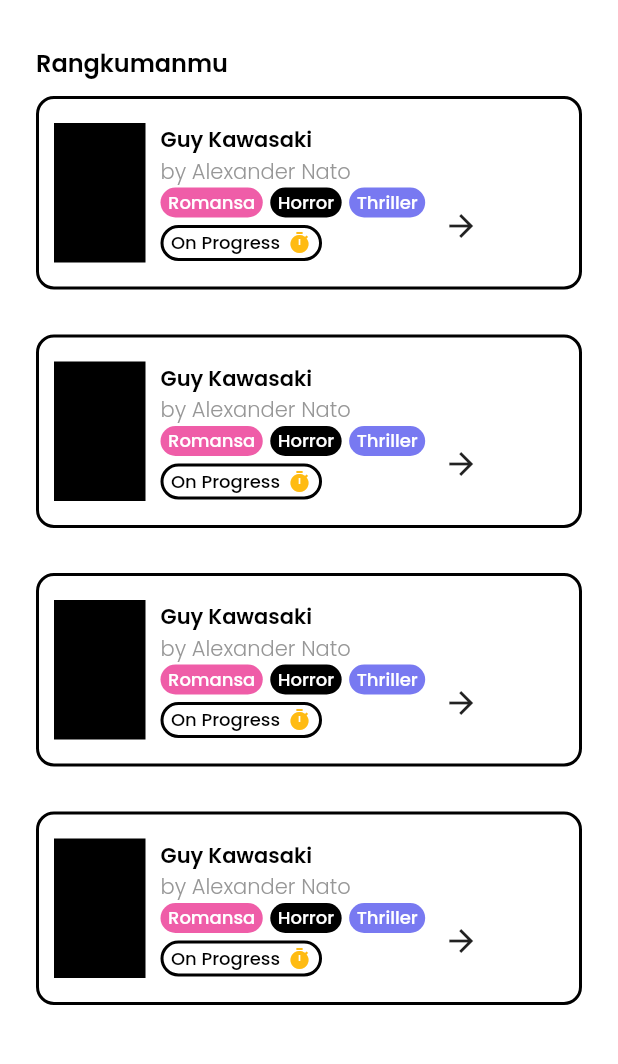
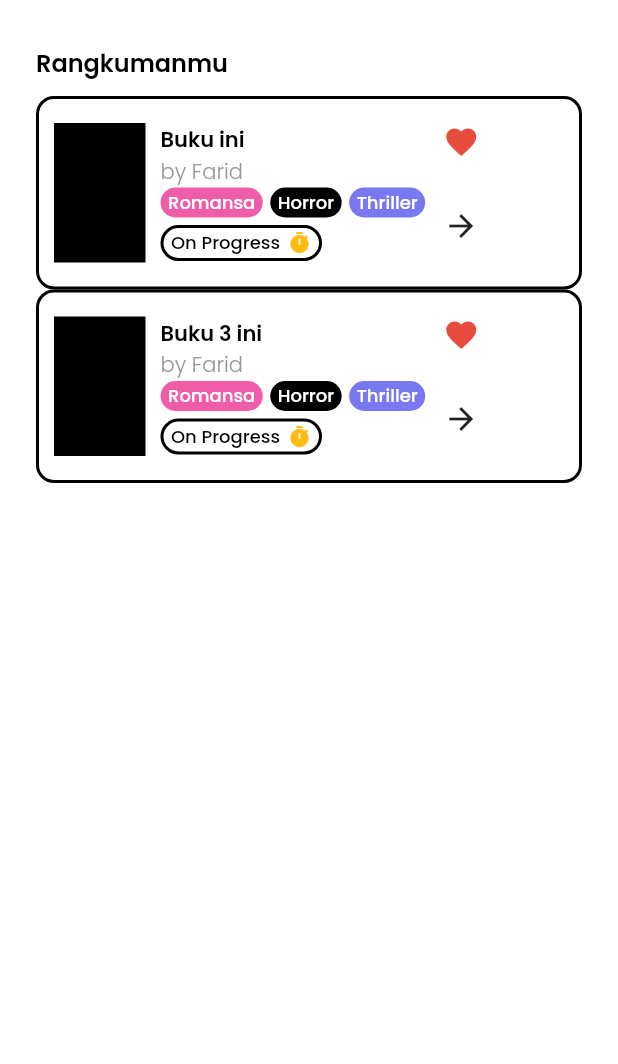
Before and after one commit to flitzcore/SukaBaca, a Flutter app: the MainPage screen opened directly, on a phone screen of 412 x 824 dp, the part 99-1163 px from its top. Run offline on Flutter 3.47's test engine with Material 2 defaults, Android fonts, the phone set to English and light mode, and no system bars; our stand-ins replace google_fonts, sqflite; accounts and stored records are empty.

Commit message:
Homepage dihubungkan ke database, favorit blm, saya comment dulu

```diff
--- a/lib/Pages/favorite_page.dart
+++ b/lib/Pages/favorite_page.dart
@@ -40,6 +40,7 @@ class _FavoritePageState extends State<FavoritePage> {
             SizedBox(
               height: 10,
             ),
+            /*
             RangkumanCard(
               isFavorite: true,
             ),
@@ -63,7 +64,7 @@ class _FavoritePageState extends State<FavoritePage> {
             ),
             SizedBox(
               height: 30,
-            ),
+            ),*/
           ],
         ),
       ),
--- a/lib/Pages/main_page.dart
+++ b/lib/Pages/main_page.dart
@@ -3,6 +3,8 @@ import 'package:suka_baca/Pages/search_page.dart';
 import 'package:suka_baca/Widget/genre_widget.dart';
 import 'package:suka_baca/Widget/progress_widget.dart';
 import 'package:suka_baca/Widget/rangkuman_card.dart';
+import 'package:suka_baca/database/rangkuman.dart';
+import 'package:suka_baca/database/rangkuman_database.dart';
 import '../Utility/theme.dart';
 
 class MainPage extends StatefulWidget {
@@ -13,14 +15,43 @@ class MainPage extends StatefulWidget {
 }
 
 class _MainPageState extends State<MainPage> {
+  late List<Rangkuman> rangkuman;
+  bool isLoading =false;
+  bool add=false;
+
+  Future addData()async{
+    for(int i=0;i<rangkuman.length;i++){
+      await RangkumanDatabase.instance.delete(i);
+    }
+    final r1= Rangkuman(onProgress: true, nama_pengarang: "Farid", favorit: true, deskripsi: "dksd", judul: "Buku ini");
+    final r2= Rangkuman(onProgress: true, nama_pengarang: "Farid", favorit: true, deskripsi: "dksd", judul: "Buku 3 ini");
+    await RangkumanDatabase.instance.create(r1);
+    await RangkumanDatabase.instance.create(r2);
+    add=true;
+    refreshList();
+
+  }
+  void initState(){
+    super.initState();
+    refreshList();
+  }
+  Future refreshList()async{
+    setState(()=>isLoading = true);
+    this.rangkuman=await RangkumanDatabase.instance.readAll();
+    setState(()=>isLoading = false);
+  }
   @override
+
   Widget build(BuildContext context) {
+    if(add==false)addData();
+
     return Scaffold(
       backgroundColor: whiteColor,
       body: Padding(
         padding: const EdgeInsets.symmetric(horizontal: 24),
-        child: ListView(
-          physics: BouncingScrollPhysics(),
+        child: Column(
+          mainAxisAlignment: MainAxisAlignment.start,
+          crossAxisAlignment: CrossAxisAlignment.start,
           children: [
             SizedBox(
               height: 30,
@@ -35,40 +66,7 @@ class _MainPageState extends State<MainPage> {
               height: 30,
             ),
             // TextField(
-            //   onTap: (() => Navigator.push(
-            //         context,
-            //         MaterialPageRoute(
-            //           builder: (context) => SearchPage(),
-            //         ),
-            //       )),
-            //   style: TextStyle(
-            //     color: greyColor,
-            //   ),
-            //   decoration: InputDecoration(
-            //     fillColor: greyColor,
-            //     focusColor: greyColor,
-            //     suffixIcon: Icon(Icons.search),
-            //     suffixIconColor: greyColor,
-            //     hintText: "Search",
-            //     enabledBorder: OutlineInputBorder(
-            //       borderRadius: BorderRadius.circular(12),
-            //       borderSide: BorderSide(
-            //         width: 2,
-            //         color: blackColor,
-            //       ),
-            //     ),
-            //     focusedBorder: OutlineInputBorder(
-            //       borderRadius: BorderRadius.circular(12),
-            //       borderSide: BorderSide(
-            //         width: 2,
-            //         color: blackColor,
-            //       ),
-            //     ),
-            //   ),
-            // ),
-            // SizedBox(
-            //   height: 30,
-            // ),
+
             Text(
               "Rangkumanmu",
               style: semiBlackBoldTextStyle.copyWith(
@@ -78,22 +76,16 @@ class _MainPageState extends State<MainPage> {
             SizedBox(
               height: 10,
             ),
-            RangkumanCard(),
-            SizedBox(
-              height: 30,
-            ),
-            RangkumanCard(),
-            SizedBox(
-              height: 30,
-            ),
-            RangkumanCard(),
-            SizedBox(
-              height: 30,
-            ),
-            RangkumanCard(),
-            SizedBox(
-              height: 30,
-            ),
+            Expanded(child:
+            ListView.builder(itemCount: rangkuman.length,itemBuilder: (context, index) {
+
+              return RangkumanCard(
+                  isFavorite: rangkuman[index].favorit,
+                  nama_pengarang: rangkuman[index].nama_pengarang,
+                  judul: rangkuman[index].judul,
+                  onProgress: rangkuman[index].onProgress);
+            })
+            )
           ],
         ),
       ),
--- a/lib/Widget/rangkuman_card.dart
+++ b/lib/Widget/rangkuman_card.dart
@@ -4,9 +4,12 @@ import 'package:suka_baca/Widget/genre_widget.dart';
 import 'package:suka_baca/Widget/progress_widget.dart';
 
 class RangkumanCard extends StatefulWidget {
+  final String judul;
+  final String nama_pengarang;
+  final bool onProgress;
   final bool isFavorite;
 
-  RangkumanCard({Key? key, this.isFavorite = false}) : super(key: key);
+  RangkumanCard({Key? key,required this.isFavorite, required this.nama_pengarang, required this.judul,required this.onProgress}) : super(key: key);
 
   @override
   State<RangkumanCard> createState() => _RangkumanCardState();
@@ -42,11 +45,11 @@ class _RangkumanCardState extends State<RangkumanCard> {
               crossAxisAlignment: CrossAxisAlignment.start,
               children: [
                 Text(
-                  "Guy Kawasaki",
+                  widget.judul,
                   style: semiBlackBoldTextStyle,
                 ),
                 Text(
-                  "by Alexander Nato",
+                  "by ${widget.nama_pengarang}",
                   style: lightTextStyle,
                 ),
                 Row(
--- a/lib/database/rangkuman.dart
+++ b/lib/database/rangkuman.dart
@@ -7,15 +7,21 @@ class RangkumanFields{
   static final String favorit='favorit';
   static final String judul='judul';
   static final String deskripsi='deskripsi';
+  static final String nama_pengarang='author';
+  static final String on_progress='onprogress';
 }
 class Rangkuman {
   final int? id;
   final bool favorit;
+  final bool onProgress;
+  final String nama_pengarang;
   final String judul;
   final String deskripsi;
 
   const Rangkuman({
     this.id,
+    required this.onProgress,
+    required this.nama_pengarang,
     required this.favorit,
     required this.deskripsi,
     required this.judul
@@ -23,21 +29,29 @@ class Rangkuman {
   Rangkuman copy({
     int? id,
     bool? favorit,
+    bool? onProgress,
+    String? nama_pengarang,
     String? judul,
     String? deskripsi,
 })=>Rangkuman(
       id: id ?? this.id,
       favorit: favorit ?? this.favorit,
+      onProgress: onProgress ?? this.onProgress,
+      nama_pengarang: nama_pengarang ?? this.nama_pengarang,
       deskripsi: deskripsi ?? this.deskripsi,
       judul: judul ?? this.judul);
   static  Rangkuman fromJson(Map<String, Object?>json)=>Rangkuman(
       id: json[RangkumanFields.id] as int?,
       favorit: json[RangkumanFields.favorit] == 1,
+      onProgress: json[RangkumanFields.on_progress] == 1,
+      nama_pengarang: json[RangkumanFields.nama_pengarang] as String,
       deskripsi: json[RangkumanFields.deskripsi] as String,
-      judul: json[RangkumanFields.deskripsi] as String);
+      judul: json[RangkumanFields.judul] as String);
   Map <String, Object?> toJson()=>{
     RangkumanFields.id: id,
     RangkumanFields.favorit: favorit ? 1:0,
+    RangkumanFields.on_progress: onProgress ? 1:0,
+    RangkumanFields.nama_pengarang: nama_pengarang,
     RangkumanFields.judul: judul,
     RangkumanFields.deskripsi: deskripsi
 
--- a/lib/database/rangkuman_database.dart
+++ b/lib/database/rangkuman_database.dart
@@ -16,7 +16,7 @@ class RangkumanDatabase{
   Future<Database> _initDB(String filePath)async{
     final dbPath= await getDatabasesPath();
     final path= join(dbPath,filePath);
-
+    print("db location: ${path}");
     return await openDatabase(path,version: 1,onCreate: _createDB);
   }
   Future _createDB(Database db, int version)async {
@@ -28,7 +28,9 @@ class RangkumanDatabase{
     CREATE TABLE $tableRangkuman (
       ${RangkumanFields.id} $idType,
       ${RangkumanFields.favorit} $boolType,
+      ${RangkumanFields.on_progress} $boolType,
       ${RangkumanFields.judul} $textType,
+      ${RangkumanFields.nama_pengarang} $textType,
       ${RangkumanFields.deskripsi} $textType
     )
     ''');
```
Also changed, not shown: pubspec.lock, 1 other file.
